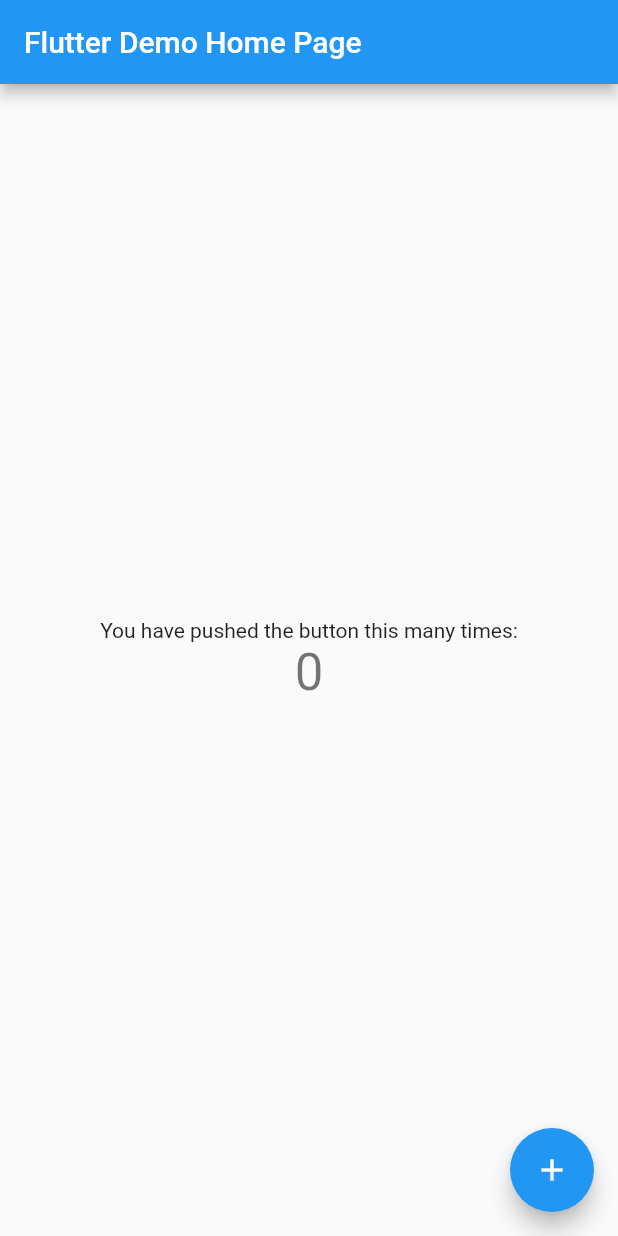
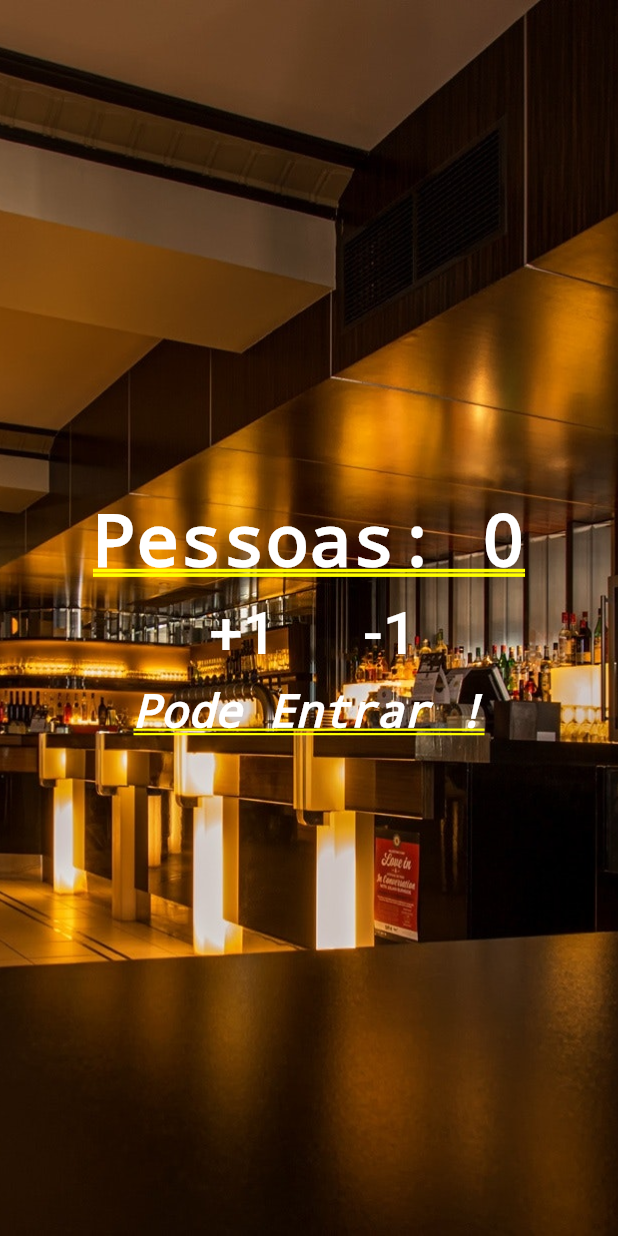
Before and after one commit to devcorrea/people_count, a Flutter app: the screen it shows after launch, on a phone screen of 412 x 824 dp. Run offline on Flutter 3.47's test engine with Material 2 defaults, Android fonts, the phone set to English and light mode, and no system bars.

```diff
--- a/lib/main.dart
+++ b/lib/main.dart
@@ -1,117 +1,86 @@
-import 'package:flutter/material.dart';
+import "package:flutter/material.dart";
 
 void main() {
-  runApp(MyApp());
+  runApp(MaterialApp(title: "Contador de pessoas", home: Home()));
 }
 
-class MyApp extends StatelessWidget {
-  // This widget is the root of your application.
+class Home extends StatefulWidget {
   @override
-  Widget build(BuildContext context) {
-    return MaterialApp(
-      title: 'Flutter Demo',
-      theme: ThemeData(
-        // This is the theme of your application.
-        //
-        // Try running your application with "flutter run". You'll see the
-        // application has a blue toolbar. Then, without quitting the app, try
-        // changing the primarySwatch below to Colors.green and then invoke
-        // "hot reload" (press "r" in the console where you ran "flutter run",
-        // or simply save your changes to "hot reload" in a Flutter IDE).
-        // Notice that the counter didn't reset back to zero; the application
-        // is not restarted.
-        primarySwatch: Colors.blue,
-        // This makes the visual density adapt to the platform that you run
-        // the app on. For desktop platforms, the controls will be smaller and
-        // closer together (more dense) than on mobile platforms.
-        visualDensity: VisualDensity.adaptivePlatformDensity,
-      ),
-      home: MyHomePage(title: 'Flutter Demo Home Page'),
-    );
-  }
+  _HomeState createState() => _HomeState();
 }
 
-class MyHomePage extends StatefulWidget {
-  MyHomePage({Key key, this.title}) : super(key: key);
+class _HomeState extends State<Home> {
+  int _people = 0;
+  String _infoText = "Pode Entrar !";
 
-  // This widget is the home page of your application. It is stateful, meaning
-  // that it has a State object (defined below) that contains fields that affect
-  // how it looks.
+  void _changePeople(int delta) {
+    setState(() {
+      _people += delta;
 
-  // This class is the configuration for the state. It holds the values (in this
-  // case the title) provided by the parent (in this case the App widget) and
-  // used by the build method of the State. Fields in a Widget subclass are
-  // always marked "final".
-
-  final String title;
-
-  @override
-  _MyHomePageState createState() => _MyHomePageState();
-}
-
-class _MyHomePageState extends State<MyHomePage> {
-  int _counter = 0;
-
-  void _incrementCounter() {
-    setState(() {
-      // This call to setState tells the Flutter framework that something has
-      // changed in this State, which causes it to rerun the build method below
-      // so that the display can reflect the updated values. If we changed
-      // _counter without calling setState(), then the build method would not be
-      // called again, and so nothing would appear to happen.
-      _counter++;
+      if (_people < 0) {
+        _infoText = "Munfo invertido";
+      } else if (_people <= 10) {
+        _infoText = "Pode Entrar !";
+      } else {
+        _infoText = "Lotado !!";
+      }
     });
   }
 
   @override
   Widget build(BuildContext context) {
-    // This method is rerun every time setState is called, for instance as done
-    // by the _incrementCounter method above.
-    //
-    // The Flutter framework has been optimized to make rerunning build methods
-    // fast, so that you can just rebuild anything that needs updating rather
-    // than having to individually change instances of widgets.
-    return Scaffold(
-      appBar: AppBar(
-        // Here we take the value from the MyHomePage object that was created by
-        // the App.build method, and use it to set our appbar title.
-        title: Text(widget.title),
-      ),
-      body: Center(
-        // Center is a layout widget. It takes a single child and positions it
-        // in the middle of the parent.
-        child: Column(
-          // Column is also a layout widget. It takes a list of children and
-          // arranges them vertically. By default, it sizes itself to fit its
-          // children horizontally, and tries to be as tall as its parent.
-          //
-          // Invoke "debug painting" (press "p" in the console, choose the
-          // "Toggle Debug Paint" action from the Flutter Inspector in Android
-          // Studio, or the "Toggle Debug Paint" command in Visual Studio Code)
-          // to see the wireframe for each widget.
-          //
-          // Column has various properties to control how it sizes itself and
-          // how it positions its children. Here we use mainAxisAlignment to
-          // center the children vertically; the main axis here is the vertical
-          // axis because Columns are vertical (the cross axis would be
-          // horizontal).
+    return Stack(
+      children: [
+        Image.asset(
+          "images/restaurant.jpg",
+          fit: BoxFit.cover,
+          height: 1000.0,
+        ),
+        Column(
           mainAxisAlignment: MainAxisAlignment.center,
-          children: <Widget>[
+          children: [
             Text(
-              'You have pushed the button this many times:',
+              "Pessoas: $_people",
+              style:
+                  TextStyle(color: Colors.white, fontWeight: FontWeight.bold),
+            ),
+            Row(
+              mainAxisAlignment: MainAxisAlignment.center,
+              children: [
+                Padding(
+                  padding: EdgeInsets.all(10.0),
+                  child: FlatButton(
+                    child: Text(
+                      "+1",
+                      style: TextStyle(color: Colors.white, fontSize: 40.0),
+                    ),
+                    onPressed: () {
+                      _changePeople(1);
+                    },
+                  ),
+                ),
+                FlatButton(
+                  child: Text(
+                    "-1",
+                    style: TextStyle(color: Colors.white, fontSize: 40.0),
+                  ),
+                  onPressed: () {
+                    _changePeople(-1);
+                  },
+                ),
+              ],
             ),
             Text(
-              '$_counter',
-              style: Theme.of(context).textTheme.headline4,
-            ),
+              "$_infoText",
+              style: TextStyle(
+                  color: Colors.white,
+                  fontStyle: FontStyle.italic,
+                  fontSize: 30.0,
+                  fontWeight: FontWeight.bold),
+            )
           ],
-        ),
-      ),
-      floatingActionButton: FloatingActionButton(
-        onPressed: _incrementCounter,
-        tooltip: 'Increment',
-        child: Icon(Icons.add),
-      ), // This trailing comma makes auto-formatting nicer for build methods.
+        )
+      ],
     );
   }
 }
--- a/pubspec.yaml
+++ b/pubspec.yaml
@@ -49,6 +49,8 @@ flutter:
   #   - images/a_dot_burr.jpeg
   #   - images/a_dot_ham.jpeg
 
+  assets:
+    - images/restaurant.jpg
   # An image asset can refer to one or more resolution-specific "variants", see
   # https://flutter.dev/assets-and-images/#resolution-aware.
 
```
Also changed, not shown: images/restaurant.jpg (added), 1 other file.
